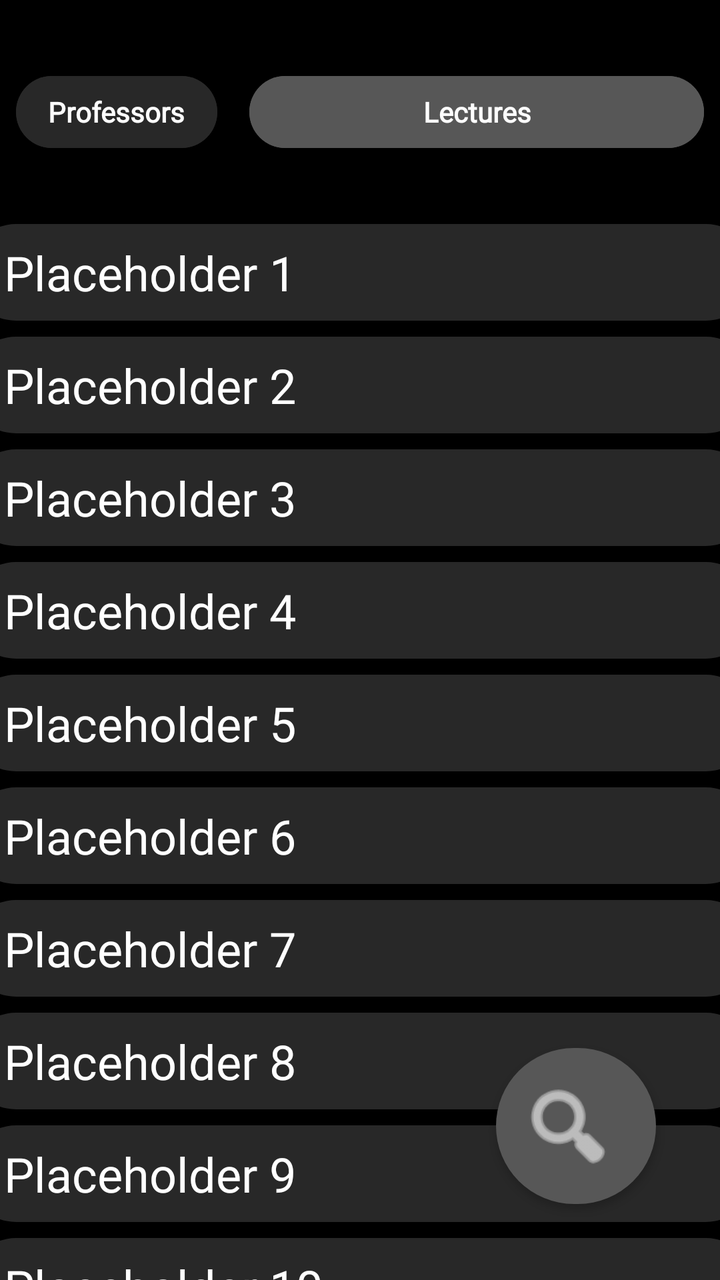
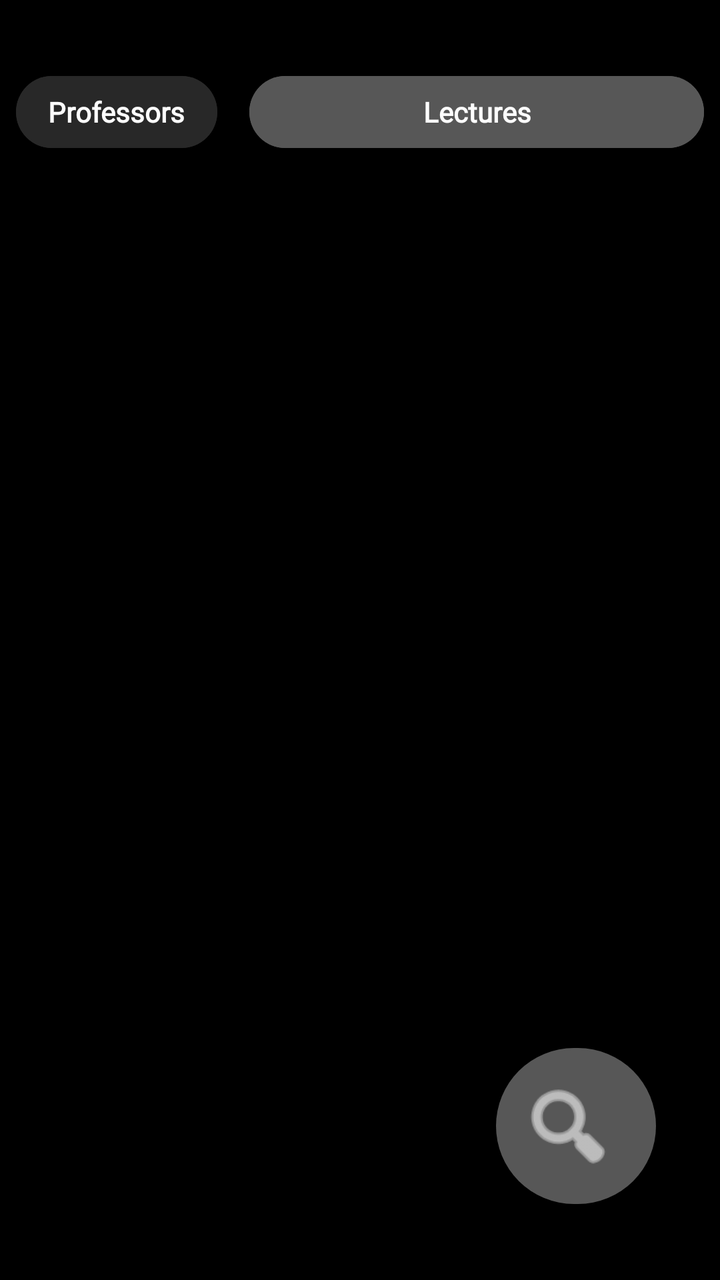

The first picture is an Android layout as it rendered before a commit; the second is the same layout after the commit. The layout source and the unified diff follow.
<!-- AndroidManifest.xml: application theme Theme.MyApplication_Java -->
<!-- res/layout/fragment_lecture_selection.xml -->
<?xml version="1.0" encoding="utf-8"?>
<androidx.constraintlayout.widget.ConstraintLayout xmlns:android="http://schemas.android.com/apk/res/android"
    xmlns:app="http://schemas.android.com/apk/res-auto"
    xmlns:tools="http://schemas.android.com/tools"
    android:layout_width="match_parent"
    android:layout_height="match_parent"
    android:background="#000000">

    <com.google.android.material.button.MaterialButton
        android:id="@+id/lectures_button"
        android:layout_width="0dp"
        android:layout_height="wrap_content"
        android:layout_marginStart="8dp"
        android:layout_marginTop="32dp"
        android:layout_marginEnd="8dp"
        android:backgroundTint="#575757"
        style="@style/text_style"
        android:letterSpacing="0"
        android:paddingTop="8dp"
        android:paddingBottom="8dp"
        android:text="Lectures"
        android:textAlignment="center"
        android:textAllCaps="false"
        android:textColor="#FDFDFD"
        android:textSize="14sp"
        android:textStyle="bold"
        android:typeface="normal"
        app:cornerRadius="24dp"
        app:layout_constraintEnd_toEndOf="parent"
        app:layout_constraintStart_toEndOf="@+id/profs_button"
        app:layout_constraintTop_toTopOf="parent" />

    <com.google.android.material.button.MaterialButton
        android:id="@+id/profs_button"
        android:layout_width="wrap_content"
        android:layout_height="wrap_content"
        android:backgroundTint="#282828"
        android:textAlignment="textStart"
        android:textAllCaps="false"
        android:textColor="#FDFDFD"
        android:textSize="14sp"
        android:textStyle="bold"
        android:typeface="normal"
        app:cornerRadius="24dp"
        android:layout_marginStart="8dp"
        android:layout_marginTop="32dp"
        android:layout_marginEnd="8dp"
        style="@style/text_style"
        android:letterSpacing="0"
        android:text="Professors"
        app:layout_constraintEnd_toStartOf="@+id/lectures_button"
        app:layout_constraintStart_toStartOf="parent"
        app:layout_constraintTop_toTopOf="parent" />

    <ScrollView
        android:id="@+id/scrollView3"
        android:layout_width="409dp"
        android:layout_height="740dp"
        android:layout_marginStart="16dp"
        android:layout_marginTop="16dp"
        android:layout_marginEnd="16dp"
        app:layout_constraintEnd_toEndOf="parent"
        app:layout_constraintStart_toStartOf="parent"
        app:layout_constraintTop_toBottomOf="@+id/profs_button">

        <androidx.constraintlayout.widget.ConstraintLayout
            android:layout_width="match_parent"
            android:layout_height="wrap_content">

            <TextView
                android:id="@+id/prof_placeholder"
                android:layout_width="0dp"
                android:layout_height="wrap_content"
                android:layout_marginStart="8dp"
                android:layout_marginTop="16dp"
                android:layout_marginEnd="8dp"
                android:background="@drawable/rounded_box"
                android:fontFamily="@font/inter_bold"
                android:paddingTop="8dp"
                android:paddingBottom="8dp"
                android:text="   Placeholder 1"
                android:textColor="#FFFFFF"
                android:textSize="24sp"
                app:layout_constraintEnd_toEndOf="parent"
                app:layout_constraintHorizontal_bias="1.0"
                app:layout_constraintStart_toStartOf="parent"
                app:layout_constraintTop_toTopOf="parent" />


            <TextView
                android:id="@+id/prof_placeholder2"
                android:layout_width="0dp"
                android:layout_height="wrap_content"
                android:layout_marginStart="8dp"
                android:layout_marginTop="8dp"
                android:layout_marginEnd="8dp"
                android:background="@drawable/rounded_box"
                android:fontFamily="@font/inter_bold"
                android:paddingTop="8dp"
                android:paddingBottom="8dp"
                android:text="   Placeholder 2"
                android:textColor="#FFFFFF"
                android:textSize="24sp"
                app:layout_constraintEnd_toEndOf="parent"
                app:layout_constraintStart_toStartOf="parent"
                app:layout_constraintTop_toBottomOf="@id/prof_placeholder" />

            <TextView
                android:id="@+id/prof_placeholder3"
                android:layout_width="0dp"
                android:layout_height="wrap_content"
                android:layout_marginStart="8dp"
                android:layout_marginTop="8dp"
                android:layout_marginEnd="8dp"
                android:background="@drawable/rounded_box"
                android:fontFamily="@font/inter_bold"
                android:paddingTop="8dp"
                android:paddingBottom="8dp"
                android:text="   Placeholder 3"
                android:textColor="#FFFFFF"
                android:textSize="24sp"
                app:layout_constraintEnd_toEndOf="parent"
                app:layout_constraintStart_toStartOf="parent"
                app:layout_constraintTop_toBottomOf="@+id/prof_placeholder2" />

            <TextView
                android:id="@+id/prof_placeholder4"
                android:layout_width="0dp"
                android:layout_height="wrap_content"
                android:layout_marginStart="8dp"
                android:layout_marginTop="8dp"
                android:layout_marginEnd="8dp"
                android:background="@drawable/rounded_box"
                android:fontFamily="@font/inter_bold"
                android:paddingTop="8dp"
                android:paddingBottom="8dp"
                android:text="   Placeholder 4"
                android:textColor="#FFFFFF"
                android:textSize="24sp"
                app:layout_constraintEnd_toEndOf="parent"
                app:layout_constraintStart_toStartOf="parent"
                app:layout_constraintTop_toBottomOf="@id/prof_placeholder3" />


            <TextView
                android:id="@+id/prof_placeholder5"
                android:layout_width="0dp"
                android:layout_height="wrap_content"
                android:layout_marginStart="8dp"
                android:layout_marginTop="8dp"
                android:layout_marginEnd="8dp"
                android:background="@drawable/rounded_box"
                android:fontFamily="@font/inter_bold"
                android:paddingTop="8dp"
                android:paddingBottom="8dp"
                android:text="   Placeholder 5"
                android:textColor="#FFFFFF"
                android:textSize="24sp"
                app:layout_constraintEnd_toEndOf="parent"
                app:layout_constraintStart_toStartOf="parent"
                app:layout_constraintTop_toBottomOf="@id/prof_placeholder4" />

            <TextView
                android:id="@+id/prof_placeholder6"
                android:layout_width="0dp"
                android:layout_height="wrap_content"
                android:layout_marginStart="8dp"
                android:layout_marginTop="8dp"
                android:layout_marginEnd="8dp"
                android:background="@drawable/rounded_box"
                android:fontFamily="@font/inter_bold"
                android:paddingTop="8dp"
                android:paddingBottom="8dp"
                android:text="   Placeholder 6"
                android:textColor="#FFFFFF"
                android:textSize="24sp"
                app:layout_constraintEnd_toEndOf="parent"
                app:layout_constraintHorizontal_bias="0.0"
                app:layout_constraintStart_toStartOf="parent"
                app:layout_constraintTop_toBottomOf="@+id/prof_placeholder5" />

            <TextView
                android:id="@+id/prof_placeholder7"
                android:layout_width="0dp"
                android:layout_height="wrap_content"
                android:layout_marginStart="8dp"
                android:layout_marginTop="8dp"
                android:layout_marginEnd="8dp"
                android:background="@drawable/rounded_box"
                android:fontFamily="@font/inter_bold"
                android:paddingTop="8dp"
                android:paddingBottom="8dp"
                android:text="   Placeholder 7"
                android:textColor="#FFFFFF"
                android:textSize="24sp"
                app:layout_constraintEnd_toEndOf="parent"
                app:layout_constraintStart_toStartOf="parent"
                app:layout_constraintTop_toBottomOf="@id/prof_placeholder6" />

            <TextView
                android:id="@+id/prof_placeholder8"
                android:layout_width="0dp"
                android:layout_height="wrap_content"
                android:layout_marginStart="8dp"
                android:layout_marginTop="8dp"
                android:layout_marginEnd="8dp"
                android:background="@drawable/rounded_box"
                android:fontFamily="@font/inter_bold"
                android:paddingTop="8dp"
                android:paddingBottom="8dp"
                android:text="   Placeholder 8"
                android:textColor="#FFFFFF"
                android:textSize="24sp"
                app:layout_constraintEnd_toEndOf="parent"
                app:layout_constraintStart_toStartOf="parent"
                app:layout_constraintTop_toBottomOf="@+id/prof_placeholder7" />

            <TextView
                android:id="@+id/prof_placeholder9"
                android:layout_width="0dp"
                android:layout_height="wrap_content"
                android:layout_marginStart="8dp"
                android:layout_marginTop="8dp"
                android:layout_marginEnd="8dp"
                android:background="@drawable/rounded_box"
                android:fontFamily="@font/inter_bold"
                android:paddingTop="8dp"
                android:paddingBottom="8dp"
                android:text="   Placeholder 9"
                android:textColor="#FFFFFF"
                android:textSize="24sp"
                app:layout_constraintEnd_toEndOf="parent"
                app:layout_constraintStart_toStartOf="parent"
                app:layout_constraintTop_toBottomOf="@id/prof_placeholder8" />


            <TextView
                android:id="@+id/prof_placeholder10"
                android:layout_width="0dp"
                android:layout_height="wrap_content"
                android:layout_marginStart="8dp"
                android:layout_marginTop="8dp"
                android:layout_marginEnd="8dp"
                android:background="@drawable/rounded_box"
                android:fontFamily="@font/inter_bold"
                android:paddingTop="8dp"
                android:paddingBottom="8dp"
                android:text="   Placeholder 10"
                android:textColor="#FFFFFF"
                android:textSize="24sp"
                app:layout_constraintEnd_toEndOf="parent"
                app:layout_constraintStart_toStartOf="parent"
                app:layout_constraintTop_toBottomOf="@id/prof_placeholder9" />

            <TextView
                android:id="@+id/prof_placeholder11"
                android:layout_width="0dp"
                android:layout_height="wrap_content"
                android:layout_marginStart="8dp"
                android:layout_marginTop="8dp"
                android:layout_marginEnd="8dp"
                android:background="@drawable/rounded_box"
                android:fontFamily="@font/inter_bold"
                android:paddingTop="8dp"
                android:paddingBottom="8dp"
                android:text="   Placeholder 11"
                android:textColor="#FFFFFF"
                android:textSize="24sp"
                app:layout_constraintEnd_toEndOf="parent"
                app:layout_constraintHorizontal_bias="0.0"
                app:layout_constraintStart_toStartOf="parent"
                app:layout_constraintTop_toBottomOf="@+id/prof_placeholder10" />


        </androidx.constraintlayout.widget.ConstraintLayout>
    </ScrollView>

    <com.google.android.material.button.MaterialButton
        android:id="@+id/search_button"
        android:layout_width="80dp"
        android:layout_height="90dp"
        android:layout_marginEnd="32dp"
        android:layout_marginBottom="32dp"
        app:backgroundTint="#575757"
        app:cornerRadius="48dp"
        app:icon="@android:drawable/ic_menu_search"
        app:iconGravity="textStart"
        app:iconSize="50dp"
        app:iconTint="@android:color/white"
        app:layout_constraintBottom_toBottomOf="parent"
        app:layout_constraintEnd_toEndOf="parent"
        app:srcCompat="@android:drawable/ic_menu_search" />

</androidx.constraintlayout.widget.ConstraintLayout>
<!-- resources referenced by this layout -->
<resources>
  <!-- drawable rounded_box (drawable) -->
  <shape xmlns:android="http://schemas.android.com/apk/res/android">
  
      <solid android:color="#282828"/>
  
      <corners android:radius="24dp"/>
  
  </shape>
  <style name="text_style" parent="Widget.MaterialComponents.Button">
          <item name="android:fontFamily">@font/inter_bold</item>
          <item name="android:textAllCaps">false</item>
      </style>
  <style name="Theme.MyApplication_Java" parent="Theme.MaterialComponents.DayNight.NoActionBar">
          
          <item name="colorPrimary">@color/purple_500</item>
          <item name="colorPrimaryVariant">@color/purple_700</item>
          <item name="colorOnPrimary">@color/white</item>
          
          <item name="colorSecondary">@color/teal_200</item>
          <item name="colorSecondaryVariant">@color/teal_700</item>
          <item name="colorOnSecondary">@color/black</item>
          
          <item name="android:statusBarColor">?attr/colorPrimaryVariant</item>
          
      </style>
  <color name="purple_500">#FF6200EE</color>
  <color name="purple_700">#FF3700B3</color>
  <color name="white">#FFFFFFFF</color>
  <color name="teal_200">#FF03DAC5</color>
  <color name="teal_700">#FF018786</color>
  <color name="black">#FF000000</color>
</resources>

<!-- the commit's change to res/layout/fragment_lecture_selection.xml (unified diff, before → after) -->
@@ -52,229 +52,6 @@
         app:layout_constraintStart_toStartOf="parent"
         app:layout_constraintTop_toTopOf="parent" />
 
-    <ScrollView
-        android:id="@+id/scrollView3"
-        android:layout_width="409dp"
-        android:layout_height="740dp"
-        android:layout_marginStart="16dp"
-        android:layout_marginTop="16dp"
-        android:layout_marginEnd="16dp"
-        app:layout_constraintEnd_toEndOf="parent"
-        app:layout_constraintStart_toStartOf="parent"
-        app:layout_constraintTop_toBottomOf="@+id/profs_button">
-
-        <androidx.constraintlayout.widget.ConstraintLayout
-            android:layout_width="match_parent"
-            android:layout_height="wrap_content">
-
-            <TextView
-                android:id="@+id/prof_placeholder"
-                android:layout_width="0dp"
-                android:layout_height="wrap_content"
-                android:layout_marginStart="8dp"
-                android:layout_marginTop="16dp"
-                android:layout_marginEnd="8dp"
-                android:background="@drawable/rounded_box"
-                android:fontFamily="@font/inter_bold"
-                android:paddingTop="8dp"
-                android:paddingBottom="8dp"
-                android:text="   Placeholder 1"
-                android:textColor="#FFFFFF"
-                android:textSize="24sp"
-                app:layout_constraintEnd_toEndOf="parent"
-                app:layout_constraintHorizontal_bias="1.0"
-                app:layout_constraintStart_toStartOf="parent"
-                app:layout_constraintTop_toTopOf="parent" />
-
-
-            <TextView
-                android:id="@+id/prof_placeholder2"
-                android:layout_width="0dp"
-                android:layout_height="wrap_content"
-                android:layout_marginStart="8dp"
-                android:layout_marginTop="8dp"
-                android:layout_marginEnd="8dp"
-                android:background="@drawable/rounded_box"
-                android:fontFamily="@font/inter_bold"
-                android:paddingTop="8dp"
-                android:paddingBottom="8dp"
-                android:text="   Placeholder 2"
-                android:textColor="#FFFFFF"
-                android:textSize="24sp"
-                app:layout_constraintEnd_toEndOf="parent"
-                app:layout_constraintStart_toStartOf="parent"
-                app:layout_constraintTop_toBottomOf="@id/prof_placeholder" />
-
-            <TextView
-                android:id="@+id/prof_placeholder3"
-                android:layout_width="0dp"
-                android:layout_height="wrap_content"
-                android:layout_marginStart="8dp"
-                android:layout_marginTop="8dp"
-                android:layout_marginEnd="8dp"
-                android:background="@drawable/rounded_box"
-                android:fontFamily="@font/inter_bold"
-                android:paddingTop="8dp"
-                android:paddingBottom="8dp"
-                android:text="   Placeholder 3"
-                android:textColor="#FFFFFF"
-                android:textSize="24sp"
-                app:layout_constraintEnd_toEndOf="parent"
-                app:layout_constraintStart_toStartOf="parent"
-                app:layout_constraintTop_toBottomOf="@+id/prof_placeholder2" />
-
-            <TextView
-                android:id="@+id/prof_placeholder4"
-                android:layout_width="0dp"
-                android:layout_height="wrap_content"
-                android:layout_marginStart="8dp"
-                android:layout_marginTop="8dp"
-                android:layout_marginEnd="8dp"
-                android:background="@drawable/rounded_box"
-                android:fontFamily="@font/inter_bold"
-                android:paddingTop="8dp"
-                android:paddingBottom="8dp"
-                android:text="   Placeholder 4"
-                android:textColor="#FFFFFF"
-                android:textSize="24sp"
-                app:layout_constraintEnd_toEndOf="parent"
-                app:layout_constraintStart_toStartOf="parent"
-                app:layout_constraintTop_toBottomOf="@id/prof_placeholder3" />
-
-
-            <TextView
-                android:id="@+id/prof_placeholder5"
-                android:layout_width="0dp"
-                android:layout_height="wrap_content"
-                android:layout_marginStart="8dp"
-                android:layout_marginTop="8dp"
-                android:layout_marginEnd="8dp"
-                android:background="@drawable/rounded_box"
-                android:fontFamily="@font/inter_bold"
-                android:paddingTop="8dp"
-                android:paddingBottom="8dp"
-                android:text="   Placeholder 5"
-                android:textColor="#FFFFFF"
-                android:textSize="24sp"
-                app:layout_constraintEnd_toEndOf="parent"
-                app:layout_constraintStart_toStartOf="parent"
-                app:layout_constraintTop_toBottomOf="@id/prof_placeholder4" />
-
-            <TextView
-                android:id="@+id/prof_placeholder6"
-                android:layout_width="0dp"
-                android:layout_height="wrap_content"
-                android:layout_marginStart="8dp"
-                android:layout_marginTop="8dp"
-                android:layout_marginEnd="8dp"
-                android:background="@drawable/rounded_box"
-                android:fontFamily="@font/inter_bold"
-                android:paddingTop="8dp"
-                android:paddingBottom="8dp"
-                android:text="   Placeholder 6"
-                android:textColor="#FFFFFF"
-                android:textSize="24sp"
-                app:layout_constraintEnd_toEndOf="parent"
-                app:layout_constraintHorizontal_bias="0.0"
-                app:layout_constraintStart_toStartOf="parent"
-                app:layout_constraintTop_toBottomOf="@+id/prof_placeholder5" />
-
-            <TextView
-                android:id="@+id/prof_placeholder7"
-                android:layout_width="0dp"
-                android:layout_height="wrap_content"
-                android:layout_marginStart="8dp"
-                android:layout_marginTop="8dp"
-                android:layout_marginEnd="8dp"
-                android:background="@drawable/rounded_box"
-                android:fontFamily="@font/inter_bold"
-                android:paddingTop="8dp"
-                android:paddingBottom="8dp"
-                android:text="   Placeholder 7"
-                android:textColor="#FFFFFF"
-                android:textSize="24sp"
-                app:layout_constraintEnd_toEndOf="parent"
-                app:layout_constraintStart_toStartOf="parent"
-                app:layout_constraintTop_toBottomOf="@id/prof_placeholder6" />
-
-            <TextView
-                android:id="@+id/prof_placeholder8"
-                android:layout_width="0dp"
-                android:layout_height="wrap_content"
-                android:layout_marginStart="8dp"
-                android:layout_marginTop="8dp"
-                android:layout_marginEnd="8dp"
-                android:background="@drawable/rounded_box"
-                android:fontFamily="@font/inter_bold"
-                android:paddingTop="8dp"
-                android:paddingBottom="8dp"
-                android:text="   Placeholder 8"
-                android:textColor="#FFFFFF"
-                android:textSize="24sp"
-                app:layout_constraintEnd_toEndOf="parent"
-                app:layout_constraintStart_toStartOf="parent"
-                app:layout_constraintTop_toBottomOf="@+id/prof_placeholder7" />
-
-            <TextView
-                android:id="@+id/prof_placeholder9"
-                android:layout_width="0dp"
-                android:layout_height="wrap_content"
-                android:layout_marginStart="8dp"
-                android:layout_marginTop="8dp"
-                android:layout_marginEnd="8dp"
-                android:background="@drawable/rounded_box"
-                android:fontFamily="@font/inter_bold"
-                android:paddingTop="8dp"
-                android:paddingBottom="8dp"
-                android:text="   Placeholder 9"
-                android:textColor="#FFFFFF"
-                android:textSize="24sp"
-                app:layout_constraintEnd_toEndOf="parent"
-                app:layout_constraintStart_toStartOf="parent"
-                app:layout_constraintTop_toBottomOf="@id/prof_placeholder8" />
-
-
-            <TextView
-                android:id="@+id/prof_placeholder10"
-                android:layout_width="0dp"
-                android:layout_height="wrap_content"
-                android:layout_marginStart="8dp"
-                android:layout_marginTop="8dp"
-                android:layout_marginEnd="8dp"
-                android:background="@drawable/rounded_box"
-                android:fontFamily="@font/inter_bold"
-                android:paddingTop="8dp"
-                android:paddingBottom="8dp"
-                android:text="   Placeholder 10"
-                android:textColor="#FFFFFF"
-                android:textSize="24sp"
-                app:layout_constraintEnd_toEndOf="parent"
-                app:layout_constraintStart_toStartOf="parent"
-                app:layout_constraintTop_toBottomOf="@id/prof_placeholder9" />
-
-            <TextView
-                android:id="@+id/prof_placeholder11"
-                android:layout_width="0dp"
-                android:layout_height="wrap_content"
-                android:layout_marginStart="8dp"
-                android:layout_marginTop="8dp"
-                android:layout_marginEnd="8dp"
-                android:background="@drawable/rounded_box"
-                android:fontFamily="@font/inter_bold"
-                android:paddingTop="8dp"
-                android:paddingBottom="8dp"
-                android:text="   Placeholder 11"
-                android:textColor="#FFFFFF"
-                android:textSize="24sp"
-                app:layout_constraintEnd_toEndOf="parent"
-                app:layout_constraintHorizontal_bias="0.0"
-                app:layout_constraintStart_toStartOf="parent"
-                app:layout_constraintTop_toBottomOf="@+id/prof_placeholder10" />
-
-
-        </androidx.constraintlayout.widget.ConstraintLayout>
-    </ScrollView>
-
     <com.google.android.material.button.MaterialButton
         android:id="@+id/search_button"
         android:layout_width="80dp"
@@ -291,4 +68,15 @@
         app:layout_constraintEnd_toEndOf="parent"
         app:srcCompat="@android:drawable/ic_menu_search" />
 
+    <androidx.recyclerview.widget.RecyclerView
+        android:id="@+id/list"
+        android:layout_width="match_parent"
+        android:layout_height="match_parent"
+        android:layout_marginTop="80dp"
+        android:layout_marginBottom="0dp"
+        app:layout_constraintBottom_toBottomOf="parent"
+        app:layout_constraintEnd_toEndOf="parent"
+        app:layout_constraintStart_toStartOf="parent"
+        app:layout_constraintTop_toTopOf="parent" />
+
 </androidx.constraintlayout.widget.ConstraintLayout>
<!-- resource entries referenced after the edit -->
@@ -1,13 +1,5 @@
 <!-- resources referenced by this layout -->
 <resources>
-  <!-- drawable rounded_box (drawable) -->
-  <shape xmlns:android="http://schemas.android.com/apk/res/android">
-  
-      <solid android:color="#282828"/>
-  
-      <corners android:radius="24dp"/>
-  
-  </shape>
   <style name="text_style" parent="Widget.MaterialComponents.Button">
           <item name="android:fontFamily">@font/inter_bold</item>
           <item name="android:textAllCaps">false</item>
